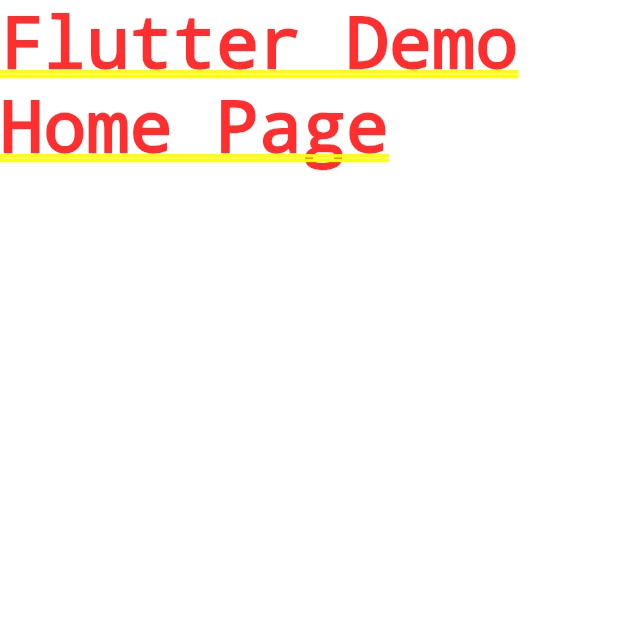
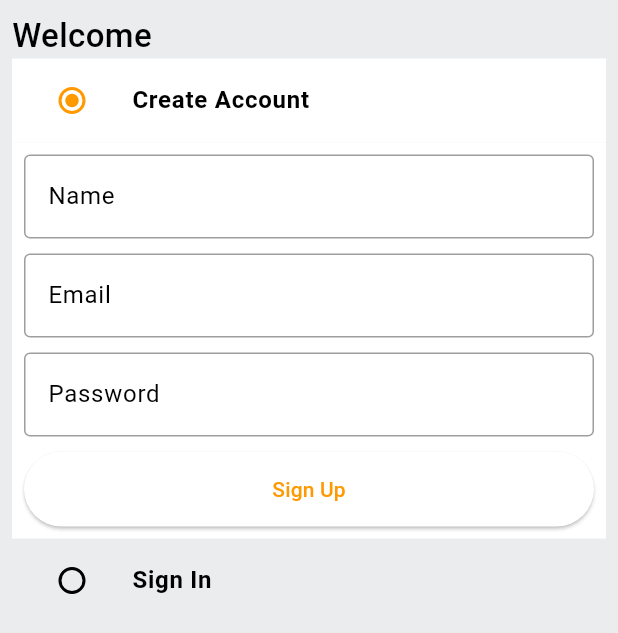
Before and after one commit to muntazir143/amazon_clone_flutter, a Flutter app: the screen it shows after launch, on a phone screen of 412 x 824 dp. Shown: the top 633 px of the screen. Run offline on Flutter 3.47's test engine with Material 3 defaults, Android fonts, the light colour scheme and no system bars.

Commit message:
auth screen

```diff
--- /dev/null
+++ b/lib/common/widgets/custom_button.dart
@@ -0,0 +1,18 @@
+import 'package:flutter/material.dart';
+
+class CustomButton extends StatelessWidget {
+  final String text;
+  final VoidCallback onTap;
+  const CustomButton({super.key, required this.text, required this.onTap});
+
+  @override
+  Widget build(BuildContext context) {
+    return ElevatedButton(
+      onPressed: onTap,
+      style: ElevatedButton.styleFrom(
+        minimumSize: const Size(double.infinity, 50),
+      ),
+      child: Text(text),
+    );
+  }
+}
--- /dev/null
+++ b/lib/common/widgets/custom_textfield.dart
@@ -0,0 +1,29 @@
+import 'package:flutter/material.dart';
+
+class CustomTextField extends StatelessWidget {
+  final TextEditingController controller;
+  final String hintText;
+  const CustomTextField(
+      {super.key, required this.controller, required this.hintText});
+
+  @override
+  Widget build(BuildContext context) {
+    return TextFormField(
+      controller: controller,
+      decoration: InputDecoration(
+        hintText: hintText,
+        border: const OutlineInputBorder(
+          borderSide: BorderSide(
+            color: Colors.black38,
+          ),
+        ),
+        enabledBorder: const OutlineInputBorder(
+          borderSide: BorderSide(
+            color: Colors.black38,
+          ),
+        ),
+      ),
+      validator: (val) {},
+    );
+  }
+}
--- /dev/null
+++ b/lib/constants/global_variables.dart
@@ -0,0 +1,18 @@
+import 'package:flutter/material.dart';
+
+class GlobalVariables {
+  //Colors
+  static const appBarGradient = LinearGradient(
+    colors: [
+      Color.fromARGB(255, 29, 201, 192),
+      Color.fromARGB(255, 125, 221, 216),
+    ],
+    stops: [0.5, 1.0],
+  );
+
+  static const secondaryColor = Color.fromRGBO(255, 153, 0, 1);
+  static const backgroundColor = Colors.white;
+  static const Color greyBackgroundColor = Color(0xffebecee);
+  static var selectedNavBarColor = Colors.cyan[800]!;
+  static const unselectedNavBarColor = Colors.black87;
+}
--- /dev/null
+++ b/lib/features/auth/screens/auth_screen.dart
@@ -0,0 +1,164 @@
+import 'package:amazon_clone_flutter/common/widgets/custom_button.dart';
+import 'package:amazon_clone_flutter/common/widgets/custom_textfield.dart';
+import 'package:amazon_clone_flutter/constants/global_variables.dart';
+import 'package:flutter/material.dart';
+
+enum Auth { signin, signup }
+
+class AuthScreen extends StatefulWidget {
+  static const String routeName = '/auth-screen';
+  const AuthScreen({super.key});
+
+  @override
+  State<AuthScreen> createState() => _AuthScreenState();
+}
+
+class _AuthScreenState extends State<AuthScreen> {
+  Auth _auth = Auth.signup;
+  final _signUpFormKey = GlobalKey<FormState>();
+  final _signInFormKey = GlobalKey<FormState>();
+  final TextEditingController _emailController = TextEditingController();
+  final TextEditingController _nameController = TextEditingController();
+  final TextEditingController _passwordController = TextEditingController();
+
+  @override
+  void dispose() {
+    _emailController.dispose();
+    _nameController.dispose();
+    _passwordController.dispose();
+    super.dispose();
+  }
+
+  @override
+  Widget build(BuildContext context) {
+    return Scaffold(
+      backgroundColor: GlobalVariables.greyBackgroundColor,
+      body: SafeArea(
+        child: Padding(
+          padding: const EdgeInsets.all(8.0),
+          child: Column(
+            crossAxisAlignment: CrossAxisAlignment.start,
+            children: [
+              const Text(
+                'Welcome',
+                style: TextStyle(
+                  fontSize: 22,
+                  fontWeight: FontWeight.w500,
+                ),
+              ),
+              ListTile(
+                tileColor: _auth == Auth.signup
+                    ? GlobalVariables.backgroundColor
+                    : GlobalVariables.greyBackgroundColor,
+                title: const Text(
+                  'Create Account',
+                  style: TextStyle(
+                    fontWeight: FontWeight.bold,
+                  ),
+                ),
+                leading: Radio(
+                  value: Auth.signup,
+                  activeColor: GlobalVariables.secondaryColor,
+                  groupValue: _auth,
+                  onChanged: (Auth? val) {
+                    setState(() {
+                      _auth = val!;
+                    });
+                  },
+                ),
+              ),
+              if (_auth == Auth.signup)
+                Container(
+                  padding: const EdgeInsets.all(8.0),
+                  color: GlobalVariables.backgroundColor,
+                  child: Form(
+                    key: _signUpFormKey,
+                    child: Column(
+                      children: [
+                        CustomTextField(
+                          controller: _nameController,
+                          hintText: 'Name',
+                        ),
+                        const SizedBox(
+                          height: 10,
+                        ),
+                        CustomTextField(
+                          controller: _emailController,
+                          hintText: 'Email',
+                        ),
+                        const SizedBox(
+                          height: 10,
+                        ),
+                        CustomTextField(
+                          controller: _passwordController,
+                          hintText: 'Password',
+                        ),
+                        const SizedBox(
+                          height: 10,
+                        ),
+                        CustomButton(
+                          text: 'Sign Up',
+                          onTap: () {},
+                        ),
+                      ],
+                    ),
+                  ),
+                ),
+              ListTile(
+                tileColor: _auth == Auth.signin
+                    ? GlobalVariables.backgroundColor
+                    : GlobalVariables.greyBackgroundColor,
+                title: const Text(
+                  'Sign In',
+                  style: TextStyle(
+                    fontWeight: FontWeight.bold,
+                  ),
+                ),
+                leading: Radio(
+                  value: Auth.signin,
+                  activeColor: GlobalVariables.secondaryColor,
+                  groupValue: _auth,
+                  onChanged: (Auth? val) {
+                    setState(() {
+                      _auth = val!;
+                    });
+                  },
+                ),
+              ),
+              if (_auth == Auth.signin)
+                Container(
+                  padding: const EdgeInsets.all(8.0),
+                  color: GlobalVariables.backgroundColor,
+                  child: Form(
+                    key: _signInFormKey,
+                    child: Column(
+                      children: [
+                        CustomTextField(
+                          controller: _emailController,
+                          hintText: 'Email',
+                        ),
+                        const SizedBox(
+                          height: 10,
+                        ),
+                        CustomTextField(
+                          controller: _passwordController,
+                          hintText: 'Password',
+                        ),
+                        const SizedBox(
+                          height: 10,
+                        ),
+                        CustomButton(
+                          text: 'Sign In',
+                          onTap: () {},
+                        ),
+                      ],
+                    ),
+                  ),
+                ),
+            ],
+          ),
+        ),
+      ),
+    );
+  }
+}
--- a/lib/main.dart
+++ b/lib/main.dart
@@ -1,3 +1,6 @@
+import 'package:amazon_clone_flutter/constants/global_variables.dart';
+import 'package:amazon_clone_flutter/features/auth/screens/auth_screen.dart';
+import 'package:amazon_clone_flutter/router.dart';
 import 'package:flutter/material.dart';
 
 void main() {
@@ -12,10 +15,18 @@
     return MaterialApp(
       title: 'Amazon Clone',
       theme: ThemeData(
-        colorScheme: ColorScheme.fromSeed(seedColor: Colors.deepPurple),
+        scaffoldBackgroundColor: GlobalVariables.backgroundColor,
+        appBarTheme: const AppBarTheme(
+          elevation: 0,
+          iconTheme: IconThemeData(color: Colors.black),
+        ),
+        colorScheme: const ColorScheme.light(
+          primary: GlobalVariables.secondaryColor,
+        ),
         useMaterial3: true,
       ),
-      home: const Text('Flutter Demo Home Page'),
+      onGenerateRoute: (settings) => generateRoute(settings),
+      home: const AuthScreen(),
     );
   }
 }
--- /dev/null
+++ b/lib/router.dart
@@ -0,0 +1,21 @@
+import 'package:amazon_clone_flutter/features/auth/screens/auth_screen.dart';
+import 'package:flutter/material.dart';
+
+Route<dynamic> generateRoute(RouteSettings routeSettings) {
+  switch (routeSettings.name) {
+    case AuthScreen.routeName:
+      return MaterialPageRoute(
+        settings: routeSettings,
+        builder: (_) => const AuthScreen(),
+      );
+    default:
+      return MaterialPageRoute(
+        settings: routeSettings,
+        builder: (_) => const Scaffold(
+          body: Center(
+            child: Text('Screen does not exist.'),
+          ),
+        ),
+      );
+  }
+}
```
